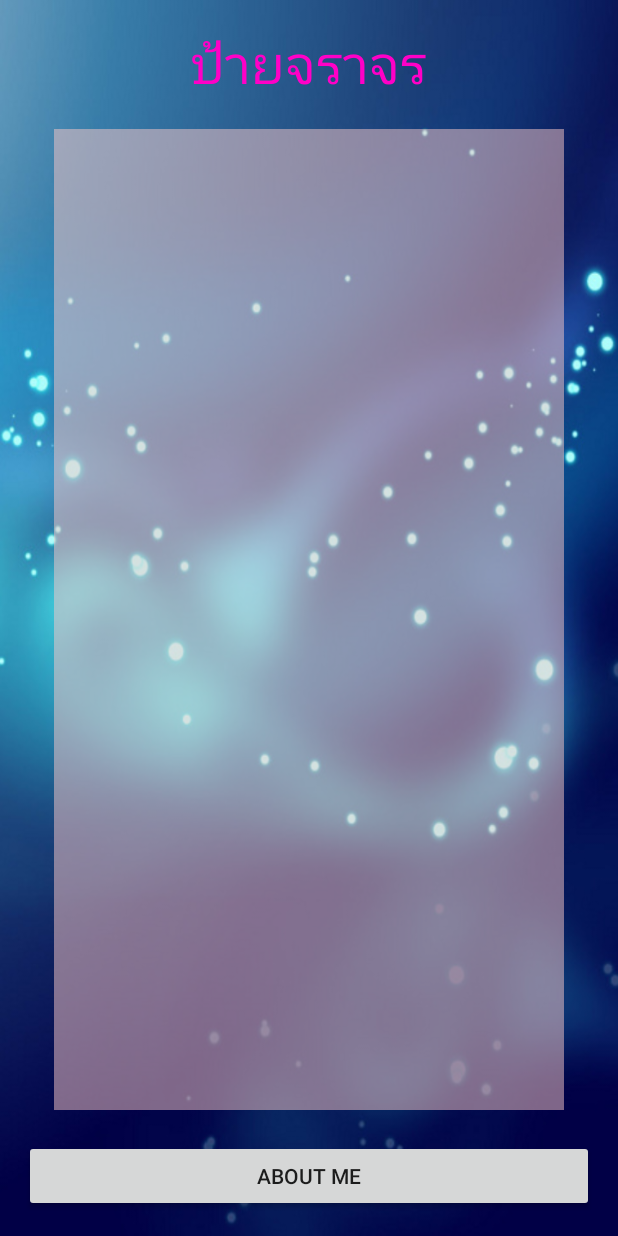
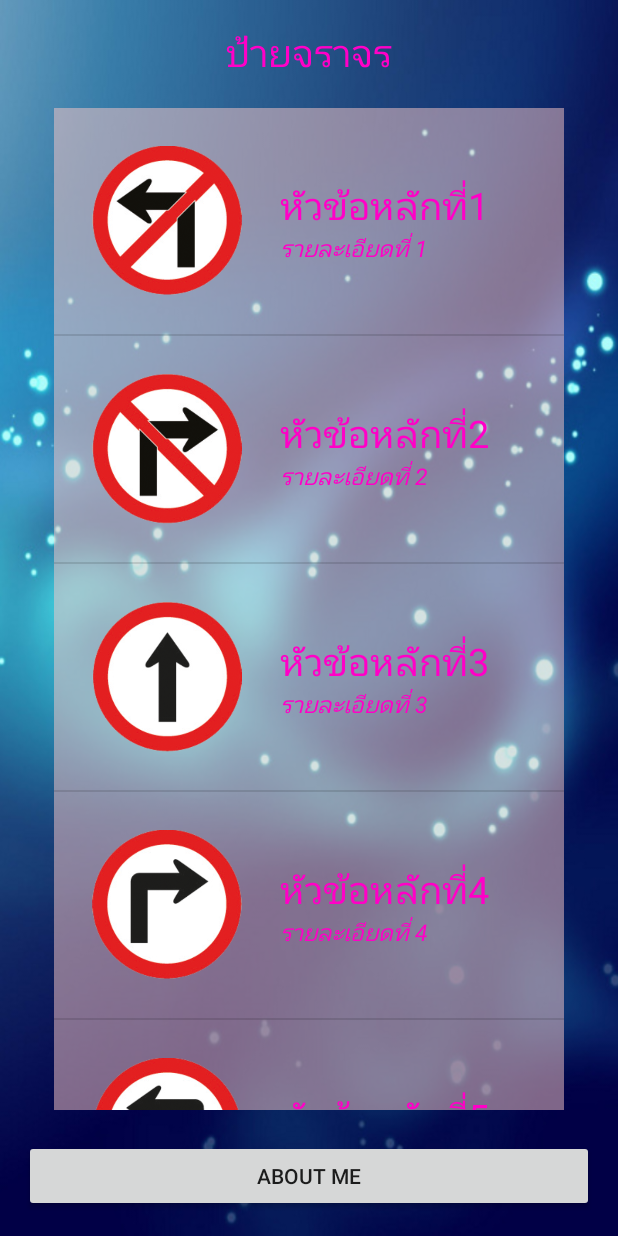
Before and after one commit to yaowalukMuz/My-Traffic, an Android app: the screen it shows after launch (MainActivity), on a phone screen of 412 x 824 dp. Run offline under Robolectric (Android 15) with nearby library versions, the phone set to English and light mode, and no system bars.

Commit message:
Design UI  Detail finish

```diff
--- a/app/src/main/AndroidManifest.xml
+++ b/app/src/main/AndroidManifest.xml
@@ -15,6 +15,7 @@
                 <category android:name="android.intent.category.LAUNCHER" />
             </intent-filter>
         </activity>
+        <activity android:name=".DetailActivity"></activity>
     </application>
 
 </manifest>
--- a/app/src/main/java/com/hitachi_tstv/yaowaluk/yaowaluk/mytraffic/MainActivity.java
+++ b/app/src/main/java/com/hitachi_tstv/yaowaluk/yaowaluk/mytraffic/MainActivity.java
@@ -6,6 +6,7 @@
 import android.support.v7.app.AppCompatActivity;
 import android.os.Bundle;
 import android.view.View;
+import android.widget.AdapterView;
 import android.widget.Button;
 import android.widget.ListView;
 
@@ -18,26 +19,25 @@
     private Button aboutMeButton;
 
 
-
     @Override
     protected void onCreate(Bundle savedInstanceState) {
         super.onCreate(savedInstanceState);
         setContentView(R.layout.activity_main);
 
-    //Bind Widget : การผูกความสัมพันธ์ตัวWidget บน Activity
+        //Bind Widget : การผูกความสัมพันธ์ตัวWidget บน Activity
         trafficListView = (ListView) findViewById(R.id.listView);
         aboutMeButton = (Button) findViewById(R.id.button);
 
         //Cast to :: Alt + Enter
         //key end :: Shift + Ctrl +Enter
-    //------------end Bind Widget---------------
+        //------------end Bind Widget---------------
 
         // Controller for button
         aboutMeButton.setOnClickListener(new View.OnClickListener() {
             @Override
             public void onClick(View v) {
                 //Sound Effect
-                MediaPlayer mediaPlayer = MediaPlayer.create(getBaseContext(),R.raw.bird);
+                MediaPlayer mediaPlayer = MediaPlayer.create(getBaseContext(), R.raw.bird);
                 mediaPlayer.start();
 
 
@@ -52,8 +52,59 @@
 
         // ----end----Controller for button
 
+        //--Create Listview
+        //1.Setter Array Simple
+        final int[] iconInts = new int[20];
+        iconInts[0] = R.drawable.traffic_01;
+        iconInts[1] = R.drawable.traffic_02;
+        iconInts[2] = R.drawable.traffic_03;
+        iconInts[3] = R.drawable.traffic_04;
+        iconInts[4] = R.drawable.traffic_05;
+        iconInts[5] = R.drawable.traffic_06;
+        iconInts[6] = R.drawable.traffic_07;
+        iconInts[7] = R.drawable.traffic_08;
+        iconInts[8] = R.drawable.traffic_09;
+        iconInts[9] = R.drawable.traffic_10;
+        iconInts[10] = R.drawable.traffic_11;
+        iconInts[11] = R.drawable.traffic_12;
+        iconInts[12] = R.drawable.traffic_13;
+        iconInts[13] = R.drawable.traffic_14;
+        iconInts[14] = R.drawable.traffic_15;
+        iconInts[15] = R.drawable.traffic_16;
+        iconInts[16] = R.drawable.traffic_17;
+        iconInts[17] = R.drawable.traffic_18;
+        iconInts[18] = R.drawable.traffic_19;
+        iconInts[19] = R.drawable.traffic_20;
+
+        // 2. Call From xml
+        final String[] nameString = getResources().getStringArray(R.array.name);
+
+        // 3. Call java class
+        MyData myData = new MyData(); // Create object or instance
+        String[] detStrings = myData.getDetailStrings();
+
+
+        //Inheriate to MyAdapter
+        MyAdapter myAdapter = new MyAdapter(detStrings,nameString,iconInts,this);
+        trafficListView.setAdapter(myAdapter);
+
+
+        //Intent to Detail When Click
+        trafficListView.setOnItemClickListener(new AdapterView.OnItemClickListener() {
+            @Override
+            public void onItemClick(AdapterView<?> parent, View view, int position, long id) {
+                Intent intent = new Intent(MainActivity.this,DetailActivity.class);
+                intent.putExtra("Name", nameString[position]);
+                intent.putExtra("Icon", iconInts[position]);
+                intent.putExtra("Index", position);
+                startActivity(intent);
+
+            }//On ItemClick
+
+
+        });
+
     }// Main Method and statement in method
 
 
-
 }// Main Class นี่คือคลาสหลัก
--- /dev/null
+++ b/app/src/main/java/com/hitachi_tstv/yaowaluk/yaowaluk/mytraffic/MyData.java
@@ -0,0 +1,17 @@
+package com.hitachi_tstv.yaowaluk.yaowaluk.mytraffic;
+
+/**
+ * Created by musz on 7/3/2016.
+ */
+public class MyData {
+    //Explicit
+    private String[] detailStrings = new String[]{"รายละเอียดที่ 1", "รายละเอียดที่ 2", "รายละเอียดที่ 3", "รายละเอียดที่ 4",
+            "รายละเอียดที่ 5", "รายละเอียดที่ 6", "รายละเอียดที่ 7", "รายละเอียดที่ 8",
+            "รายละเอียดที่ 9", "รายละเอียดที่ 10", "รายละเอียดที่ 11", "รายละเอียดที่ 12",
+            "รายละเอียดที่ 13", "รายละเอียดที่ 14", "รายละเอียดที่ 15", "รายละเอียดที่ 16",
+            "รายละเอียดที่ 17" ,"รายละเอียดที่ 18", "รายละเอียดที่ 19", "รายละเอียดที่ 20"  };
+
+    public String[] getDetailStrings() {
+        return detailStrings;
+    }
+}//Main Class
--- a/app/src/main/res/layout/my_listview.xml
+++ b/app/src/main/res/layout/my_listview.xml
@@ -4,8 +4,8 @@
     android:layout_height="wrap_content">
 
     <ImageView
-        android:layout_width="120dp"
-        android:layout_height="120dp"
+        android:layout_width="100dp"
+        android:layout_height="100dp"
         android:id="@+id/imageView"
         android:layout_margin="25dp" />
 
--- a/app/src/main/res/values/dimens.xml
+++ b/app/src/main/res/values/dimens.xml
@@ -2,7 +2,7 @@
     <!-- Default screen margins, per the Android Design guidelines. -->
     <dimen name="activity_horizontal_margin">16dp</dimen>
     <dimen name="activity_vertical_margin">16dp</dimen>
-    <dimen name="h1">35sp</dimen>
-    <dimen name="h2">20sp</dimen>
+    <dimen name="h1">25sp</dimen>
+    <dimen name="h2">15sp</dimen>
 
 </resources>
--- /dev/null
+++ b/app/src/main/res/values/my_data.xml
@@ -0,0 +1,27 @@
+<?xml version="1.0" encoding="utf-8"?>
+<resources>
+    <string-array name="name">
+        <item>หัวข้อหลักที่1</item>
+        <item>หัวข้อหลักที่2</item>
+        <item>หัวข้อหลักที่3</item>
+        <item>หัวข้อหลักที่4</item>
+        <item>หัวข้อหลักที่5</item>
+        <item>หัวข้อหลักที่6</item>
+        <item>หัวข้อหลักที่7</item>
+        <item>หัวข้อหลักที่8</item>
+        <item>หัวข้อหลักที่9</item>
+        <item>หัวข้อหลักที่10</item>
+        <item>หัวข้อหลักที่11</item>
+        <item>หัวข้อหลักที่12</item>
+        <item>หัวข้อหลักที่13</item>
+        <item>หัวข้อหลักที่14</item>
+        <item>หัวข้อหลักที่15</item>
+        <item>หัวข้อหลักที่16</item>
+        <item>หัวข้อหลักที่17</item>
+        <item>หัวข้อหลักที่18</item>
+        <item>หัวข้อหลักที่19</item>
+        <item>หัวข้อหลักที่20</item>
+
+
+    </string-array>
+</resources>
```
Also changed, not shown: app/src/main/java/com/hitachi_tstv/yaowaluk/yaowaluk/mytraffic/DetailActivity.java (added, +13 -0 lines), app/src/main/res/layout/activity_detail.xml (added, +57 -0 lines).
